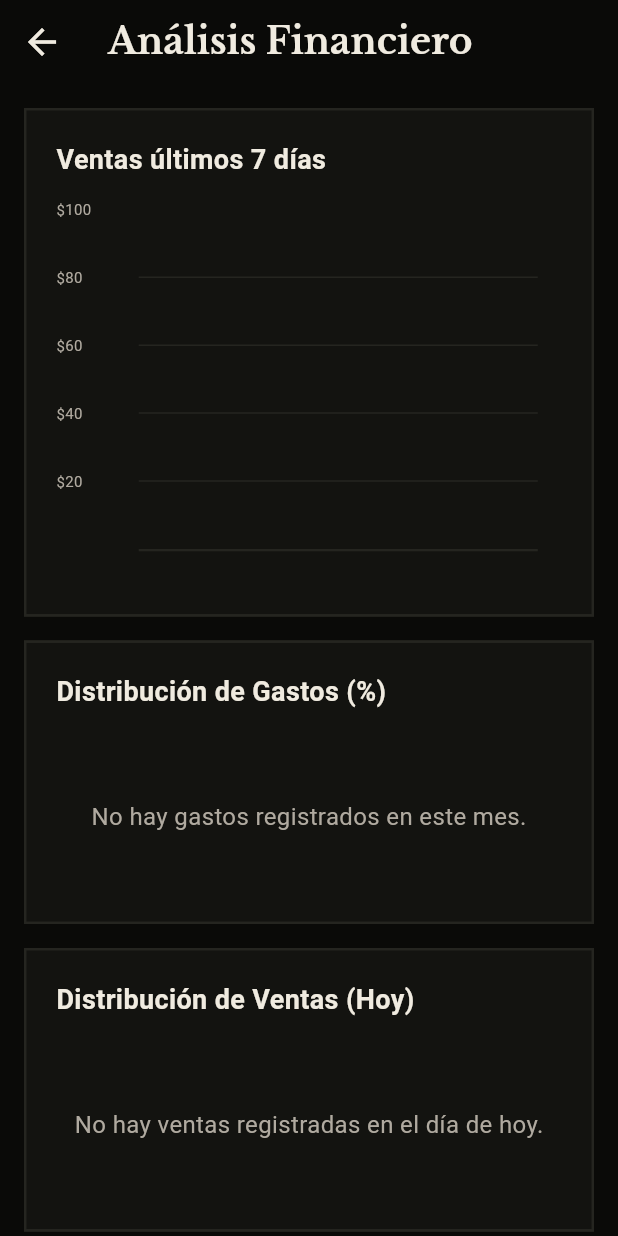
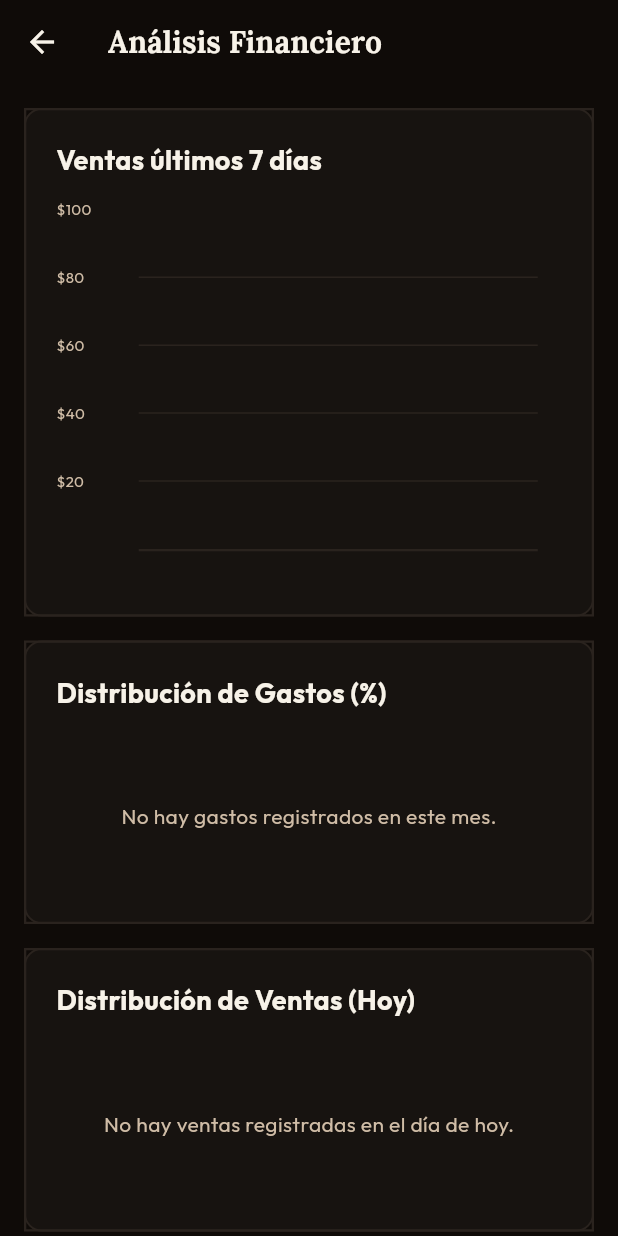
Before and after one commit to ManuelSanabria2/Don-Hector-pos, a Flutter app: the AnalisisFinancieroScreen screen opened directly, on a phone screen of 412 x 824 dp. Run offline on Flutter 3.47's test engine with Material 3 defaults, Android fonts, the phone set to English and light mode, and no system bars; drawn by our look-alikes of fl_chart; our stand-ins replace flutter_dotenv, flutter_riverpod, go_router, google_fonts, pdf, printing and 3 more; missing offline and left inert: mobile_scanner; accounts and stored records are empty; Roboto replaces fonts that are missing (Fira Mono).

Commit message:
design: update color palette and typography to Warm Heritage theme

```diff
--- a/licores_app/lib/core/constants/app_colors.dart
+++ b/licores_app/lib/core/constants/app_colors.dart
@@ -1,21 +1,26 @@
 import 'package:flutter/material.dart';
 
 abstract final class AppColors {
-  static const Color negro = Color(0xFF0A0A08);
-  static const Color superficie = Color(0xFF131310);
-  static const Color superficie2 = Color(0xFF1A1A16);
-  static const Color borde = Color(0xFF252520);
-  static const Color bordeMd = Color(0xFF333330);
+  // Fondos y superficies: Café/Madera profunda ultra oscura y tonos orgánicos cálidos
+  static const Color negro = Color(0xFF0F0B08);      // Fondo base oscuro (cálido/madera quemada)
+  static const Color superficie = Color(0xFF171310); // Superficie principal (tarjetas, contenedores)
+  static const Color superficie2 = Color(0xFF221D19); // Elevación secundaria
+  static const Color crema = Color(0xFF2E2721);       // Tono arcilla/madera intermedia
+  static const Color gris = Color(0xFF52483E);        // Gris neutro cálido para textos secundarios desactivados
 
-  static const Color ambar = Color(0xFFC8920A);
-  static const Color ambarCl = Color(0xFFE0A820);
-  static const Color ambarOs = Color(0xFF8A6200);
+  // Bordes delgados elegantes
+  static const Color borde = Color(0xFF2A231E);
+  static const Color bordeMd = Color(0xFF42372F);
 
-  static const Color verde = Color(0xFF4A7A28);
-  static const Color rojo = Color(0xFF9B2020);
+  // Acentos de la Bodega Clásica
+  static const Color ambar = Color(0xFFC78038);      // Acento principal: Cobre cálido / Ámbar añejo
+  static const Color ambarCl = Color(0xFFDF9E5B);    // Ámbar claro para hovers/estados activos
+  static const Color ambarOs = Color(0xFF91541D);    // Ámbar oscuro para prensados/sombras
 
-  static const Color blanco = Color(0xFFF0EBE0);
-  static const Color blancoD = Color(0xFFB0AAA0);
-  static const Color crema = Color(0xFF2A2820);
-  static const Color gris = Color(0xFF3A3A34);
+  static const Color verde = Color(0xFF4F6851);      // Acento secundario: Verde Oliva / Bosque orgánico
+  static const Color rojo = Color(0xFF9E4B3F);       // Alertas/Eliminaciones: Siena/Terracota quemado
+
+  // Tintas y tipografía de alto contraste (Vintage Paper whites)
+  static const Color blanco = Color(0xFFF7F2E8);     // Blanco crema / papel antiguo para textos legibles
+  static const Color blancoD = Color(0xFFCFBCA6);    // Blanco arena desaturado para subtítulos y etiquetas
 }
--- a/licores_app/lib/core/theme/app_theme.dart
+++ b/licores_app/lib/core/theme/app_theme.dart
@@ -11,140 +11,141 @@ abstract final class AppTheme {
       primary: AppColors.ambar,
       secondary: AppColors.verde,
       surface: AppColors.superficie,
-      onPrimary: Color(0xFF0A0800),
+      onPrimary: Color(0xFF0F0B08),
       onSurface: AppColors.blanco,
     ),
     dividerColor: AppColors.borde,
     textTheme: TextTheme(
-      // Titulares de módulo
-      headlineLarge: GoogleFonts.libreBaskerville(
+      // Titulares de módulo con Lora (serifa clásica y orgánica)
+      headlineLarge: GoogleFonts.lora(
         fontWeight: FontWeight.bold,
-        fontSize: 38,
+        fontSize: 34,
         color: AppColors.blanco,
       ),
-      headlineMedium: GoogleFonts.libreBaskerville(
+      headlineMedium: GoogleFonts.lora(
         fontWeight: FontWeight.bold,
-        fontSize: 26,
+        fontSize: 24,
         color: AppColors.blanco,
       ),
-      headlineSmall: GoogleFonts.libreBaskerville(
-        fontWeight: FontWeight.bold,
-        fontSize: 22,
-        color: AppColors.blanco,
-      ),
-      // Nombres de producto / Títulos de tarjetas
-      titleLarge: GoogleFonts.libreBaskerville(
+      headlineSmall: GoogleFonts.lora(
         fontWeight: FontWeight.bold,
         fontSize: 20,
         color: AppColors.blanco,
       ),
-      titleMedium: GoogleFonts.libreBaskerville(
+      // Nombres de producto / Títulos de tarjetas
+      titleLarge: GoogleFonts.lora(
         fontWeight: FontWeight.bold,
         fontSize: 18,
         color: AppColors.blanco,
       ),
-      titleSmall: GoogleFonts.libreBaskerville(
+      titleMedium: GoogleFonts.lora(
         fontWeight: FontWeight.bold,
         fontSize: 16,
         color: AppColors.blanco,
       ),
-      // Valores numéricos y texto de cuerpo (usamos Fira Mono para legibilidad y alineación de números)
-      bodyLarge: GoogleFonts.firaMono(
-        fontWeight: FontWeight.normal,
-        fontSize: 18,
+      titleSmall: GoogleFonts.lora(
+        fontWeight: FontWeight.bold,
+        fontSize: 14,
         color: AppColors.blanco,
       ),
-      bodyMedium: GoogleFonts.firaMono(
+      // Valores numéricos y texto de cuerpo con Outfit/Plus Jakarta Sans para legibilidad táctil
+      bodyLarge: GoogleFonts.outfit(
         fontWeight: FontWeight.normal,
         fontSize: 16,
         color: AppColors.blanco,
       ),
-      bodySmall: GoogleFonts.firaMono(
+      bodyMedium: GoogleFonts.outfit(
         fontWeight: FontWeight.normal,
-        fontSize: 16,
+        fontSize: 14,
+        color: AppColors.blanco,
+      ),
+      bodySmall: GoogleFonts.outfit(
+        fontWeight: FontWeight.normal,
+        fontSize: 12,
         color: AppColors.blancoD,
       ),
       // Etiquetas / Botones
-      labelLarge: GoogleFonts.firaMono(
+      labelLarge: GoogleFonts.outfit(
         fontWeight: FontWeight.bold,
-        fontSize: 16,
-        letterSpacing: 1.0,
+        fontSize: 14,
+        letterSpacing: 0.5,
         color: AppColors.blancoD,
       ),
-      labelMedium: GoogleFonts.firaMono(
+      labelMedium: GoogleFonts.outfit(
         fontWeight: FontWeight.normal,
-        fontSize: 15,
-        letterSpacing: 1.0,
+        fontSize: 13,
+        letterSpacing: 0.5,
         color: AppColors.blancoD,
       ),
-      labelSmall: GoogleFonts.firaMono(
+      labelSmall: GoogleFonts.outfit(
         fontWeight: FontWeight.normal,
-        fontSize: 13,
-        letterSpacing: 1.0,
+        fontSize: 11,
+        letterSpacing: 0.5,
         color: AppColors.blancoD,
       ),
     ),
     inputDecorationTheme: InputDecorationTheme(
-      filled: false,
-      enabledBorder: const UnderlineInputBorder(
-        borderSide: BorderSide(color: AppColors.borde, width: 1.5),
+      filled: true,
+      fillColor: AppColors.superficie2,
+      contentPadding: const EdgeInsets.symmetric(horizontal: 16, vertical: 16),
+      enabledBorder: OutlineInputBorder(
+        borderSide: const BorderSide(color: AppColors.borde, width: 1.2),
+        borderRadius: BorderRadius.circular(12),
       ),
-      focusedBorder: const UnderlineInputBorder(
-        borderSide: BorderSide(color: AppColors.ambar, width: 2),
+      focusedBorder: OutlineInputBorder(
+        borderSide: const BorderSide(color: AppColors.ambar, width: 1.6),
+        borderRadius: BorderRadius.circular(12),
       ),
-      hintStyle: GoogleFonts.firaMono(color: AppColors.gris, fontSize: 17),
-      labelStyle: GoogleFonts.firaMono(
+      hintStyle: GoogleFonts.outfit(color: AppColors.gris, fontSize: 15),
+      labelStyle: GoogleFonts.outfit(
         color: AppColors.blancoD,
-        fontSize: 16,
-        letterSpacing: 1.0,
+        fontSize: 14,
       ),
     ),
     elevatedButtonTheme: ElevatedButtonThemeData(
       style: ElevatedButton.styleFrom(
         backgroundColor: AppColors.ambar,
-        foregroundColor: const Color(0xFF0A0800),
-        textStyle: GoogleFonts.firaMono(
-          fontSize: 16,
+        foregroundColor: const Color(0xFF0F0B08),
+        textStyle: GoogleFonts.outfit(
+          fontSize: 15,
           fontWeight: FontWeight.bold,
-          letterSpacing: 1.0,
         ),
-        shape: const RoundedRectangleBorder(borderRadius: BorderRadius.zero),
-        padding: const EdgeInsets.symmetric(horizontal: 28, vertical: 16),
+        shape: RoundedRectangleBorder(borderRadius: BorderRadius.circular(12)),
+        padding: const EdgeInsets.symmetric(horizontal: 24, vertical: 14),
         elevation: 0,
       ),
     ),
     outlinedButtonTheme: OutlinedButtonThemeData(
       style: OutlinedButton.styleFrom(
         foregroundColor: AppColors.blanco,
-        side: const BorderSide(color: AppColors.borde, width: 1.5),
-        textStyle: GoogleFonts.firaMono(
-          fontSize: 16,
+        side: const BorderSide(color: AppColors.borde, width: 1.2),
+        textStyle: GoogleFonts.outfit(
+          fontSize: 15,
           fontWeight: FontWeight.bold,
-          letterSpacing: 1.0,
         ),
-        shape: const RoundedRectangleBorder(borderRadius: BorderRadius.zero),
-        padding: const EdgeInsets.symmetric(horizontal: 28, vertical: 16),
+        shape: RoundedRectangleBorder(borderRadius: BorderRadius.circular(12)),
+        padding: const EdgeInsets.symmetric(horizontal: 24, vertical: 14),
       ),
     ),
-    cardTheme: const CardThemeData(
+    cardTheme: CardThemeData(
       color: AppColors.superficie,
       elevation: 0,
       margin: EdgeInsets.zero,
       shape: RoundedRectangleBorder(
-        borderRadius: BorderRadius.zero,
-        side: BorderSide(color: AppColors.borde, width: 1.5),
+        borderRadius: BorderRadius.circular(12),
+        side: const BorderSide(color: AppColors.borde, width: 1.2),
       ),
     ),
     appBarTheme: AppBarTheme(
       backgroundColor: AppColors.negro,
       elevation: 0,
-      titleTextStyle: GoogleFonts.libreBaskerville(
+      titleTextStyle: GoogleFonts.lora(
         fontStyle: FontStyle.normal,
         fontWeight: FontWeight.bold,
-        fontSize: 24,
+        fontSize: 20,
         color: AppColors.blanco,
       ),
-      iconTheme: const IconThemeData(color: AppColors.blanco, size: 28),
+      iconTheme: const IconThemeData(color: AppColors.blanco, size: 24),
     ),
   );
 }
```
